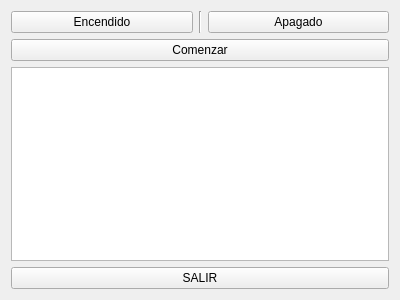
Before: the Qt Designer form src/interfaz.ui in GinoAvanzini/Simulacion-Robot-PRR, drawn with Qt 5.
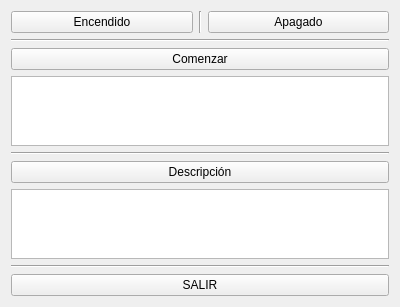
After: the same form once the commit is applied.

Commit message: Interfaz mejorada. Revisiones para entregar. Secuencia GCode mejorada

Diff of the .ui file:
```diff
--- a/src/interfaz.ui
+++ b/src/interfaz.ui
@@ -41,6 +41,13 @@
        </item>
       </layout>
      </item>
+     <item>
+      <widget class="Line" name="line_3">
+       <property name="orientation">
+        <enum>Qt::Horizontal</enum>
+       </property>
+      </widget>
+     </item>
      <item>
       <widget class="QPushButton" name="Comenzar">
        <property name="text">
@@ -51,6 +58,30 @@
      <item>
       <widget class="QTextEdit" name="textEdit"/>
      </item>
+     <item>
+      <widget class="Line" name="line_4">
+       <property name="orientation">
+        <enum>Qt::Horizontal</enum>
+       </property>
+      </widget>
+     </item>
+     <item>
+      <widget class="QPushButton" name="Descripcion">
+       <property name="text">
+        <string>Descripción</string>
+       </property>
+      </widget>
+     </item>
+     <item>
+      <widget class="QTextEdit" name="textEdit_2"/>
+     </item>
+     <item>
+      <widget class="Line" name="line_2">
+       <property name="orientation">
+        <enum>Qt::Horizontal</enum>
+       </property>
+      </widget>
+     </item>
      <item>
       <widget class="QPushButton" name="SALIR">
        <property name="text">
```
The commit also changes 9 other files.
